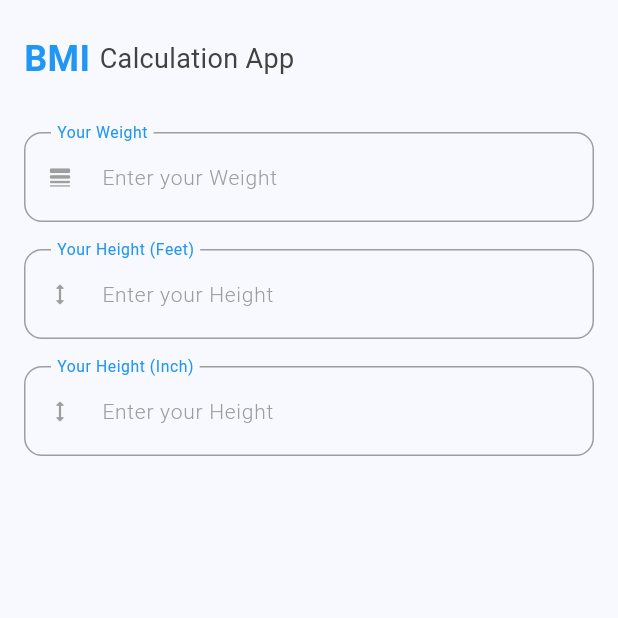
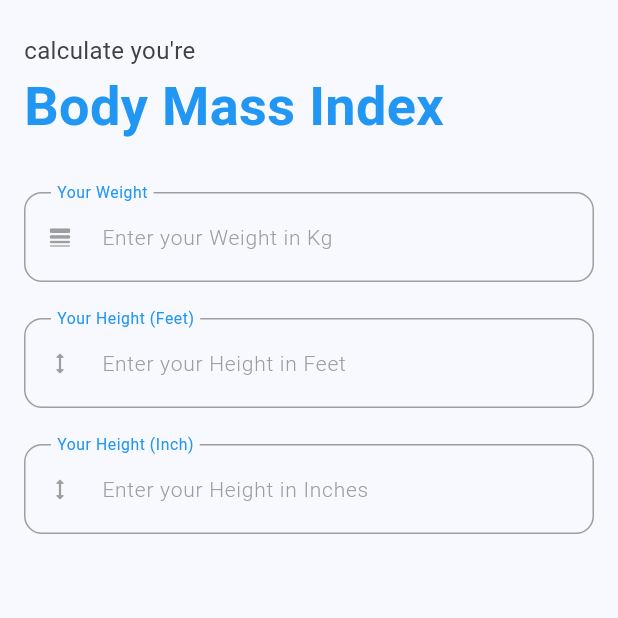
Before and after one commit to crazy-coder-018/bmi_flutter_app, a Flutter app: the screen it shows after launch, on a phone screen of 412 x 824 dp, the top half of it. Run offline on Flutter 3.47's test engine with Material 3 defaults, Android fonts, the phone set to English and light mode, and no system bars.

Commit message:
New Changing

```diff
--- a/bmi_flutter_app/lib/main.dart
+++ b/bmi_flutter_app/lib/main.dart
@@ -45,23 +45,23 @@ class _MyHomePageState extends State<MyHomePage> {
             // Text
             Padding(
               padding: const EdgeInsets.only(top: 22.0, left: 16.0),
-              child: Row(
-                crossAxisAlignment: CrossAxisAlignment.center,
+              child: Column(
+                crossAxisAlignment: CrossAxisAlignment.start,
                 children: [
                   // BMI stands for "Body Mass Index", (Text)
                   Text(
-                    'BMI ',
-                    style: TextStyle(
-                      color: Colors.blue,
-                      fontSize: 24,
-                      fontWeight: FontWeight.w700,
-                    ),
+                    'calculate you\'re ',
+                    style: TextStyle(color: Colors.grey[800], fontSize: 16),
                   ),
 
                   // Calculation App (Text)
                   Text(
-                    'Calculation App',
-                    style: TextStyle(color: Colors.grey[800], fontSize: 18),
+                    'Body Mass Index',
+                    style: TextStyle(
+                      color: Colors.blue,
+                      fontSize: 36,
+                      fontWeight: FontWeight.w700,
+                    ),
                   ),
                 ],
               ),
@@ -76,7 +76,7 @@ class _MyHomePageState extends State<MyHomePage> {
                 MyTextField(
                   labelText: 'Your Weight',
                   myController: TextEditingController(),
-                  hintText: 'Enter your Weight',
+                  hintText: 'Enter your Weight in Kg',
                   icon: Icon(
                     Icons.line_weight_rounded,
                     size: 18,
@@ -84,13 +84,13 @@ class _MyHomePageState extends State<MyHomePage> {
                   ),
                 ),
 
-                SizedBox(height: 18),
+                SizedBox(height: 24),
 
                 // Feet
                 MyTextField2(
                   labelText: 'Your Height (Feet)',
                   myController2: TextEditingController(),
-                  hintText: 'Enter your Height ',
+                  hintText: 'Enter your Height in Feet',
                   icon: Icon(
                     Icons.height_rounded,
                     size: 18,
@@ -98,13 +98,13 @@ class _MyHomePageState extends State<MyHomePage> {
                   ),
                 ),
 
-                SizedBox(height: 18),
+                SizedBox(height: 24),
 
                 // Inches
                 MyTextField3(
                   labelText: 'Your Height (Inch)',
                   myController3: TextEditingController(),
-                  hintText: 'Enter your Height',
+                  hintText: 'Enter your Height in Inches',
                   icon: Icon(
                     Icons.height_rounded,
                     size: 18,
```
